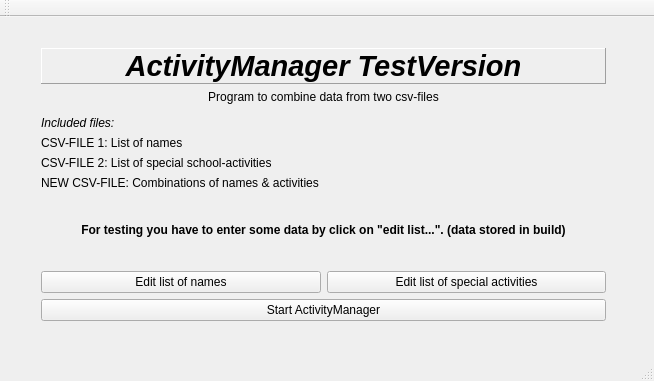
Above: mainmenu.ui from Netsrik80/Activity-Manager before the change. Below: the same form after it.
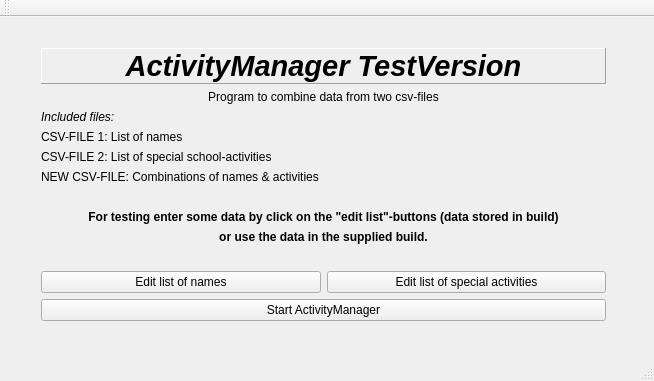
That is the form after the change.

Diff of the .ui file:
```diff
--- a/mainmenu.ui
+++ b/mainmenu.ui
@@ -143,7 +143,23 @@
         </font>
        </property>
        <property name="text">
-        <string>For testing you have to enter some data by click on &quot;edit list...&quot;. (data stored in build)</string>
+        <string>For testing enter some data by click on the &quot;edit list&quot;-buttons (data stored in build)</string>
+       </property>
+       <property name="alignment">
+        <set>Qt::AlignCenter</set>
+       </property>
+      </widget>
+     </item>
+     <item>
+      <widget class="QLabel" name="testAusgabe_2">
+       <property name="font">
+        <font>
+         <weight>75</weight>
+         <bold>true</bold>
+        </font>
+       </property>
+       <property name="text">
+        <string>or use the data in the supplied build.</string>
        </property>
        <property name="alignment">
         <set>Qt::AlignCenter</set>
```
